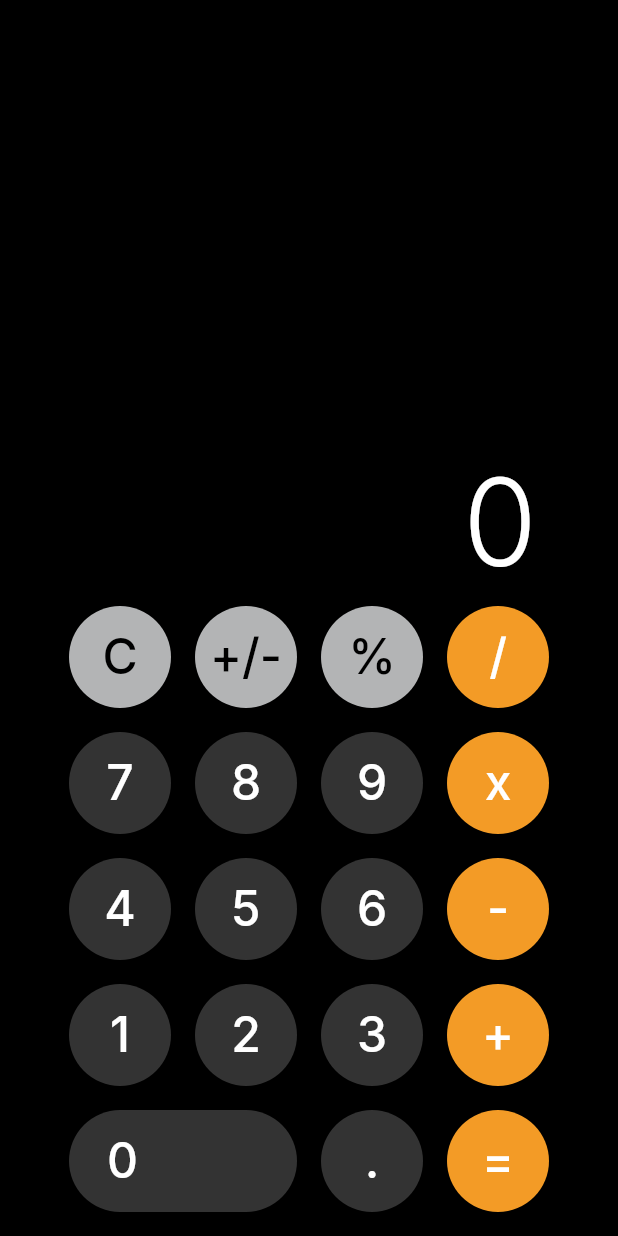
After one commit to 07Maik/flutter_ui_challenges, a Flutter app: the CalculatorScreen screen opened directly, on a phone screen of 412 x 824 dp. The commit adds this screen. Run offline on Flutter 3.47's test engine with Material 2 defaults, Android fonts, the phone set to English and light mode, and no system bars; our stand-ins replace flutter_svg, font_awesome_flutter, get, google_fonts; missing offline and left inert: window_size; project files that could hold a hidden picture were left out.

Commit message:
Changes with Basic Calculator IOS completed

```diff
--- /dev/null
+++ b/lib/src/clone_apps/basic_calculator_IOS/screens/home/calculator_screen.dart
@@ -0,0 +1,121 @@
+import 'package:flutter/material.dart';
+
+import 'package:get/get.dart';
+
+import '../../controllers/calculator_controller.dart';
+
+import 'widgets/custom_digit_button_widget.dart';
+import 'widgets/math_result_widget.dart';
+
+class CalculatorScreen extends StatelessWidget {
+  CalculatorScreen({super.key});
+
+  final controller = Get.put(CalculatorController());
+
+  @override
+  Widget build(BuildContext context) {
+    return Scaffold(
+      body: Container(
+        padding: const EdgeInsets.only(right: 46),
+        color: Colors.black,
+        child: Column(
+          crossAxisAlignment: CrossAxisAlignment.end,
+          mainAxisAlignment: MainAxisAlignment.end,
+          children: [
+            const Padding(
+              padding: EdgeInsets.all(8.0),
+              child: MathResult(),
+            ),
+            digits(),
+          ],
+        ),
+      ),
+    );
+  }
+
+  Widget digits() {
+    return Column(
+      mainAxisAlignment: MainAxisAlignment.start,
+      crossAxisAlignment: CrossAxisAlignment.end,
+      children: [
+        Row(
+          mainAxisAlignment: MainAxisAlignment.end,
+          children: [
+            _specialAction('C', () => controller.clear()),
+            _specialAction('+/-', () => controller.changePositiveNegative()),
+            _specialAction('%', () => controller.selectPercentage()),
+            _operator('/', () => controller.selectOperation('/'))
+          ],
+        ),
+        Row(
+          mainAxisAlignment: MainAxisAlignment.end,
+          children: [
+            _digit('7'),
+            _digit('8'),
+            _digit('9'),
+            _operator('x', () => controller.selectOperation('x'))
+          ],
+        ),
+        Row(
+          mainAxisAlignment: MainAxisAlignment.end,
+          children: [
+            _digit('4'),
+            _digit('5'),
+            _digit('6'),
+            _operator('-', () => controller.selectOperation('-'))
+          ],
+        ),
+        Row(
+          mainAxisAlignment: MainAxisAlignment.end,
+          children: [
+            _digit('1'),
+            _digit('2'),
+            _digit('3'),
+            _operator('+', () => controller.selectOperation('+'))
+          ],
+        ),
+        Row(
+          mainAxisAlignment: MainAxisAlignment.end,
+          children: [
+            _digit('0', true),
+            _digit('.', false, () => controller.addDecimalPoint()),
+            _operator('=', () => controller.getResult()),
+          ],
+        ),
+      ],
+    );
+  }
+
+  Obx _operator(String text, VoidCallback action) {
+    return Obx((() => CustomDigitButton(
+          text: text,
+          backgroundColor: (controller.operatorSelected.value == text)
+              ? Colors.white
+              : const Color(0xfff39b26),
+          foregroundColor: (controller.operatorSelected.value == text)
+              ? const Color(0xfff39b26)
+              : Colors.white,
+          onPressed: action,
+        )));
+  }
+
+  CustomDigitButton _digit(String text,
+      [bool isBig = false, VoidCallback? action]) {
+    return CustomDigitButton(
+      text: text,
+      isBig: isBig,
+      onPressed: () => action != null ? action() : controller.addNumber(text),
+      backgroundColor: const Color(0xff333333),
+      foregroundColor: Colors.white,
+    );
+  }
+
+  CustomDigitButton _specialAction(String text, VoidCallback action) {
+    return CustomDigitButton(
+      text: text,
+      backgroundColor: const Color(0xffB3B4B5),
+      foregroundColor: Colors.black,
+      onPressed: action,
+    );
+  }
+}
--- /dev/null
+++ b/lib/src/clone_apps/basic_calculator_IOS/screens/home/widgets/custom_digit_button_widget.dart
@@ -0,0 +1,50 @@
+import 'package:flutter/material.dart';
+import 'package:google_fonts/google_fonts.dart';
+
+class CustomDigitButton extends StatelessWidget {
+  final String text;
+  final Color backgroundColor;
+  final Color foregroundColor;
+  final bool isBig;
+  final Function onPressed;
+
+  const CustomDigitButton({
+    Key? key,
+    required this.text,
+    required this.backgroundColor,
+    required this.foregroundColor,
+    required this.onPressed,
+    this.isBig = false,
+  }) : super(key: key);
+
+  @override
+  Widget build(BuildContext context) {
+    const double sizeSide = 68;
+
+    final double widthSize = isBig ? sizeSide * 2 + 16 : sizeSide;
+
+    return Container(
+      margin: const EdgeInsets.only(left: 16, bottom: 16),
+      width: widthSize,
+      height: sizeSide,
+      child: TextButton(
+        onPressed: () => onPressed(),
+        style: TextButton.styleFrom(
+          backgroundColor: backgroundColor,
+          foregroundColor: Colors.white,
+          shape: const StadiumBorder(),
+        ),
+        child: Container(
+          alignment: Alignment(isBig ? -0.7 : 0, 0),
+          child: Text(
+            text,
+            style: GoogleFonts.inter(
+              fontSize: 32,
+              color: foregroundColor,
+            ),
+          ),
+        ),
+      ),
+    );
+  }
+}
--- /dev/null
+++ b/lib/src/clone_apps/basic_calculator_IOS/screens/home/widgets/math_result_widget.dart
@@ -0,0 +1,29 @@
+import 'package:flutter/material.dart';
+
+import 'package:get/get.dart';
+import 'package:google_fonts/google_fonts.dart';
+
+import '../../../controllers/calculator_controller.dart';
+
+class MathResult extends StatelessWidget {
+  const MathResult({
+    Key? key,
+  }) : super(key: key);
+
+  @override
+  Widget build(BuildContext context) {
+    final controller = Get.find<CalculatorController>();
+
+    return Container(
+        alignment: Alignment.bottomRight,
+        child: Obx(
+          () => Text(controller.displayValue.value,
+              style: GoogleFonts.inter(
+                  color: Colors.white,
+                  fontSize: 80,
+                  fontWeight: FontWeight.w300)
+              //TextStyle(),
+              ),
+        ));
+  }
+}
```
Also changed, not shown: lib/core/presentation/routes.dart (+12 -0 lines), lib/src/clone_apps/basic_calculator_IOS/controllers/calculator_controller.dart (added, +168 -0 lines), pubspec.yaml (+5 -4 lines), pubspec.lock, 1 other file.
